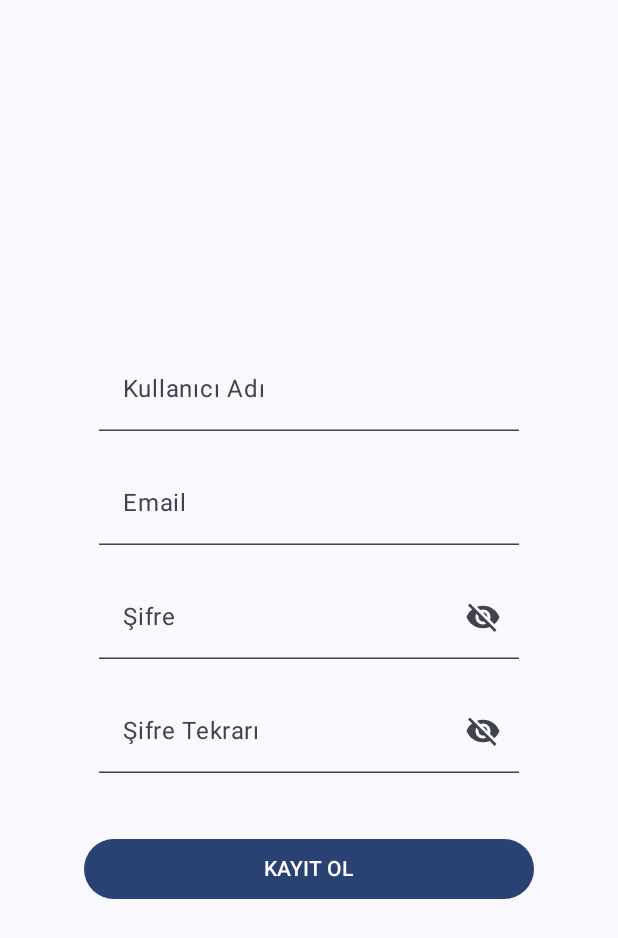
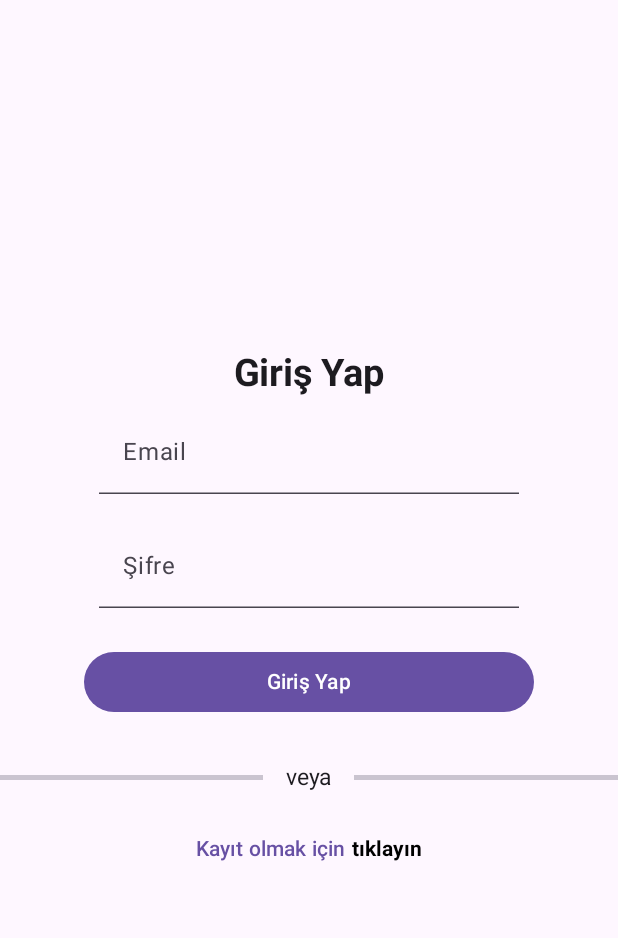
Before and after one commit to kubilaydirek/Job-Postings, an Android app built with Jetpack Compose: the screen it shows after launch (MainActivity), on a phone screen of 412 x 824 dp. Shown: the top 938 px of the screen. Run offline under Robolectric (Android 15) with nearby library versions, the phone set to English and light mode, and no system bars; our stand-ins replace Dagger/Hilt's generated code.

Commit message:
giriş sayfası eklendi

```diff
--- a/app/src/main/java/com/kolaysoft/jobpostings/MainActivity.kt
+++ b/app/src/main/java/com/kolaysoft/jobpostings/MainActivity.kt
@@ -3,44 +3,17 @@ package com.kolaysoft.jobpostings
 import android.os.Bundle
 import androidx.activity.ComponentActivity
 import androidx.activity.compose.setContent
-import androidx.compose.foundation.layout.fillMaxSize
-import androidx.compose.material3.MaterialTheme
-import androidx.compose.material3.Surface
-import androidx.compose.material3.Text
 import androidx.compose.runtime.Composable
-import androidx.compose.ui.Modifier
-import androidx.compose.ui.tooling.preview.Preview
-import com.kolaysoft.jobpostings.ui.screen.register.RegisterScene
-import com.kolaysoft.jobpostings.ui.theme.JobPostingsTheme
+import com.kolaysoft.jobpostings.ui.navigation.JobPostingNavigation
 import dagger.hilt.android.AndroidEntryPoint
+
 
 @AndroidEntryPoint
 class MainActivity : ComponentActivity() {
     override fun onCreate(savedInstanceState: Bundle?) {
         super.onCreate(savedInstanceState)
         setContent {
-            JobPostingsTheme {
-                // A surface container using the 'background' color from the theme
-                Surface(modifier = Modifier.fillMaxSize(), color = MaterialTheme.colorScheme.background) {
-                    RegisterScene(modifier = Modifier)
-                }
-            }
+            JobPostingNavigation()
         }
     }
 }
-
-@Composable
-fun Greeting(name: String, modifier: Modifier = Modifier) {
-    Text(
-        text = "Hello $name!",
-        modifier = modifier
-    )
-}
-
-@Preview(showBackground = true)
-@Composable
-fun GreetingPreview() {
-    JobPostingsTheme {
-        Greeting("Android")
-    }
-}
--- a/app/src/main/java/com/kolaysoft/jobpostings/data/model/register/ResponseErrorData.kt
+++ b/app/src/main/java/com/kolaysoft/jobpostings/data/model/ResponseErrorData.kt
@@ -1,4 +1,4 @@
-package com.kolaysoft.jobpostings.data.model.register
+package com.kolaysoft.jobpostings.data.model
 
 data class ApiErrorResponse(
     val error: ErrorDetail
--- /dev/null
+++ b/app/src/main/java/com/kolaysoft/jobpostings/data/model/login/LoginRequestData.kt
@@ -0,0 +1,6 @@
+package com.kolaysoft.jobpostings.data.model.login
+
+data class LoginRequestData(
+    val email: String,
+    val password: String,
+)
--- a/app/src/main/java/com/kolaysoft/jobpostings/data/repository/LoginRepository.kt
+++ b/app/src/main/java/com/kolaysoft/jobpostings/data/repository/LoginRepository.kt
@@ -1,5 +1,7 @@
 package com.kolaysoft.jobpostings.data.repository
 
+import com.kolaysoft.jobpostings.data.model.login.LoginRequestData
+import com.kolaysoft.jobpostings.data.model.login.LoginResponseData
 import com.kolaysoft.jobpostings.data.model.register.RegisterRequestData
 import com.kolaysoft.jobpostings.data.model.register.RegisterResponseData
 import retrofit2.Response
@@ -7,4 +9,6 @@ import retrofit2.Response
 interface LoginRepository {
 
     suspend fun register(registerData: RegisterRequestData): Response<RegisterResponseData>
+
+    suspend fun login(loginData: LoginRequestData): Response<LoginResponseData>
 }
--- a/app/src/main/java/com/kolaysoft/jobpostings/data/service/ApiService.kt
+++ b/app/src/main/java/com/kolaysoft/jobpostings/data/service/ApiService.kt
@@ -1,5 +1,7 @@
 package com.kolaysoft.jobpostings.data.service
 
+import com.kolaysoft.jobpostings.data.model.login.LoginRequestData
+import com.kolaysoft.jobpostings.data.model.login.LoginResponseData
 import com.kolaysoft.jobpostings.data.model.register.RegisterRequestData
 import com.kolaysoft.jobpostings.data.model.register.RegisterResponseData
 import com.kolaysoft.jobpostings.utils.AppUtils
@@ -12,4 +14,7 @@ interface ApiService {
     @POST("v1/accounts:signUp?key=${AppUtils.projectKey}")
     suspend fun register(@Body body: RegisterRequestData): Response<RegisterResponseData>
 
+    @POST("v1/accounts:signInWithPassword?key=${AppUtils.projectKey}")
+    suspend fun login(@Body body: LoginRequestData): Response<LoginResponseData>
+
 }
--- /dev/null
+++ b/app/src/main/java/com/kolaysoft/jobpostings/ui/components/JobButton.kt
@@ -0,0 +1,17 @@
+package com.kolaysoft.jobpostings.ui.components
+
+import androidx.compose.foundation.layout.width
+import androidx.compose.material3.Button
+import androidx.compose.material3.Text
+import androidx.compose.runtime.Composable
+import androidx.compose.ui.Modifier
+import androidx.compose.ui.unit.dp
+
+@Composable
+fun JobButton(modifier: Modifier, buttonText: String, onClick: () -> Unit) {
+    Button(modifier = modifier.width(300.dp), onClick = {
+        onClick.invoke()
+    }) {
+        Text(text = buttonText)
+    }
+}
--- a/app/src/main/java/com/kolaysoft/jobpostings/ui/components/JobTextField.kt
+++ b/app/src/main/java/com/kolaysoft/jobpostings/ui/components/JobTextField.kt
@@ -4,6 +4,7 @@ import androidx.compose.foundation.layout.Column
 import androidx.compose.foundation.layout.Spacer
 import androidx.compose.foundation.layout.height
 import androidx.compose.foundation.layout.padding
+import androidx.compose.foundation.text.KeyboardOptions
 import androidx.compose.material.icons.Icons
 import androidx.compose.material.icons.filled.Visibility
 import androidx.compose.material.icons.filled.VisibilityOff
@@ -23,6 +24,7 @@ import androidx.compose.ui.Alignment
 import androidx.compose.ui.Modifier
 import androidx.compose.ui.graphics.Color
 import androidx.compose.ui.text.TextStyle
+import androidx.compose.ui.text.input.KeyboardType
 import androidx.compose.ui.text.input.PasswordVisualTransformation
 import androidx.compose.ui.text.input.VisualTransformation
 import androidx.compose.ui.tooling.preview.Preview
@@ -35,7 +37,8 @@ fun JobTextField(
     isPassword: Boolean = false,
     modifier: Modifier,
     errorMsg: String = "Bu alan boş bırakılamaz",
-    showError: Boolean = false
+    showError: Boolean = false,
+    keyboardType: KeyboardType = KeyboardType.Text
 
 ) {
     var passwordVisible by rememberSaveable { mutableStateOf(true) }
@@ -60,8 +63,9 @@ fun JobTextField(
                 }
             },
             modifier = modifier.padding(10.dp),
+            keyboardOptions = KeyboardOptions(keyboardType = keyboardType)
 
-            )
+        )
         if (showError) {
             Spacer(modifier = modifier.height(10.dp))
             Text(text = errorMsg, style = TextStyle(color = Color.Red), modifier = modifier.padding(10.dp, 0.dp))
--- /dev/null
+++ b/app/src/main/java/com/kolaysoft/jobpostings/ui/navigation/JobPostingNavigation.kt
@@ -0,0 +1,28 @@
+package com.kolaysoft.jobpostings.ui.navigation
+
+import androidx.compose.runtime.Composable
+import androidx.compose.ui.Modifier
+import androidx.navigation.compose.NavHost
+import androidx.navigation.compose.composable
+import androidx.navigation.compose.rememberNavController
+import com.kolaysoft.jobpostings.ui.screen.home.HomeScene
+import com.kolaysoft.jobpostings.ui.screen.login.LoginScene
+import com.kolaysoft.jobpostings.ui.screen.register.RegisterScene
+
+@Composable
+fun JobPostingNavigation() {
+    val navController = rememberNavController()
+    val modifier = Modifier
+
+    NavHost(navController = navController, startDestination = NavigationEnum.LOGIN.name) {
+        composable(NavigationEnum.LOGIN.name) {
+            LoginScene(navController = navController, modifier = modifier)
+        }
+        composable(NavigationEnum.REGISTER.name) {
+            RegisterScene(modifier = modifier, navController)
+        }
+        composable(NavigationEnum.HOME.name) {
+            HomeScene()
+        }
+    }
+}
--- /dev/null
+++ b/app/src/main/java/com/kolaysoft/jobpostings/ui/navigation/NavigationEnum.kt
@@ -0,0 +1,5 @@
+package com.kolaysoft.jobpostings.ui.navigation
+
+enum class NavigationEnum {
+    REGISTER, LOGIN, HOME
+}
--- /dev/null
+++ b/app/src/main/java/com/kolaysoft/jobpostings/ui/screen/login/LoginScene.kt
@@ -0,0 +1,131 @@
+package com.kolaysoft.jobpostings.ui.screen.login
+
+import androidx.compose.foundation.layout.Arrangement
+import androidx.compose.foundation.layout.Column
+import androidx.compose.foundation.layout.Row
+import androidx.compose.foundation.layout.Spacer
+import androidx.compose.foundation.layout.fillMaxSize
+import androidx.compose.foundation.layout.height
+import androidx.compose.foundation.layout.imePadding
+import androidx.compose.foundation.layout.padding
+import androidx.compose.material3.Divider
+import androidx.compose.material3.Scaffold
+import androidx.compose.material3.SnackbarHost
+import androidx.compose.material3.SnackbarHostState
+import androidx.compose.material3.Text
+import androidx.compose.material3.TextButton
+import androidx.compose.runtime.Composable
+import androidx.compose.runtime.LaunchedEffect
+import androidx.compose.runtime.collectAsState
+import androidx.compose.runtime.mutableStateOf
+import androidx.compose.runtime.remember
+import androidx.compose.ui.Alignment
+import androidx.compose.ui.Modifier
+import androidx.compose.ui.graphics.Color
+import androidx.compose.ui.res.stringResource
+import androidx.compose.ui.text.TextStyle
+import androidx.compose.ui.text.font.FontWeight
+import androidx.compose.ui.unit.dp
+import androidx.compose.ui.unit.sp
+import androidx.hilt.navigation.compose.hiltViewModel
+import androidx.navigation.NavController
+import com.kolaysoft.jobpostings.R
+import com.kolaysoft.jobpostings.ui.components.JobButton
+import com.kolaysoft.jobpostings.ui.components.JobTextField
+import com.kolaysoft.jobpostings.ui.components.JopPageCircleProgressIndicator
+import com.kolaysoft.jobpostings.ui.navigation.NavigationEnum
+import com.kolaysoft.jobpostings.utils.Resource
+
+@Composable
+fun LoginScene(navController: NavController, modifier: Modifier) {
+    val viewModel: LoginViewModel = hiltViewModel()
+    val username = remember { mutableStateOf("") }
+    val password = remember { mutableStateOf("") }
+
+    val usernameError = remember { mutableStateOf(false) }
+    val passwordError = remember { mutableStateOf(false) }
+    val loginResult = viewModel.loginResult.collectAsState()
+    val snackbarHostState = remember { SnackbarHostState() }
+
+    LaunchedEffect(loginResult.value) {
+        if (loginResult.value is Resource.Error) {
+            snackbarHostState.showSnackbar(message = loginResult.value.message ?: "Giriş Yapılamadı")
+        } else if (loginResult.value is Resource.Success && loginResult.value.data?.idToken != "") {
+            navController.navigate(NavigationEnum.HOME.name) {
+                popUpTo(NavigationEnum.LOGIN.name) { inclusive = true }
+            }
+        }
+    }
+
+    Scaffold(
+        snackbarHost = { SnackbarHost(hostState = snackbarHostState) }, modifier = modifier.fillMaxSize()
+
+    ) { paddingValues ->
+        Column(
+            modifier = modifier
+                .padding(paddingValues)
+                .imePadding()
+                .fillMaxSize(),
+            horizontalAlignment = Alignment.CenterHorizontally,
+            verticalArrangement = Arrangement.Center
+        ) {
+            Text(
+                text = stringResource(R.string.giris_yap),
+                style = TextStyle(fontSize = 25.sp, fontWeight = FontWeight.Bold)
+            )
+            JobTextField(
+                fieldValue = username,
+                labelText = stringResource(id = R.string.email),
+                modifier = modifier,
+                showError = usernameError.value
+            )
+            JobTextField(
+                fieldValue = password,
+                labelText = stringResource(id = R.string.sifre),
+                modifier = modifier,
+                showError = passwordError.value
+            )
+            Spacer(modifier = modifier.height(15.dp))
+            JobButton(modifier = modifier, buttonText = stringResource(R.string.giris_yap)) {
+                usernameError.value = username.value.isEmpty()
+                passwordError.value = password.value.isEmpty()
+
+                if (username.value.isNotEmpty() && password.value.isNotEmpty()) {
+                    viewModel.login(email = username.value, password = password.value)
+                }
+            }
+            Spacer(modifier = modifier.height(15.dp))
+            Row(horizontalArrangement = Arrangement.SpaceBetween, verticalAlignment = Alignment.CenterVertically) {
+                Divider(
+                    modifier = modifier
+                        .height(3.dp)
+                        .weight(0.3f)
+                )
+                Text(
+                    text = stringResource(R.string.veya),
+                    modifier = modifier.padding(15.dp),
+                    style = TextStyle(fontSize = 15.sp)
+                )
+                Divider(
+                    modifier = modifier
+                        .height(3.dp)
+                        .weight(0.3f)
+                )
+            }
+            TextButton(onClick = { navController.navigate(NavigationEnum.REGISTER.name) }) {
+                Row(verticalAlignment = Alignment.CenterVertically) {
+                    Text(text = stringResource(R.string.kayit_olmak_icin))
+                    Text(
+                        text = stringResource(R.string.tiklayin),
+                        style = TextStyle(fontWeight = FontWeight.Bold, color = Color.Black)
+                    )
+                }
+
+            }
+        }
+
+        if (loginResult.value is Resource.Loading) {
+            JopPageCircleProgressIndicator()
+        }
+    }
+}
--- /dev/null
+++ b/app/src/main/java/com/kolaysoft/jobpostings/ui/screen/login/LoginViewModel.kt
@@ -0,0 +1,36 @@
+package com.kolaysoft.jobpostings.ui.screen.login
+
+import androidx.lifecycle.ViewModel
+import androidx.lifecycle.viewModelScope
+import com.kolaysoft.jobpostings.data.RepositoryImp.LoginRepositoryImp
+import com.kolaysoft.jobpostings.data.model.login.LoginRequestData
+import com.kolaysoft.jobpostings.data.model.login.LoginResponseData
+import com.kolaysoft.jobpostings.utils.Resource
+import dagger.hilt.android.lifecycle.HiltViewModel
+import kotlinx.coroutines.flow.MutableStateFlow
+import kotlinx.coroutines.flow.asStateFlow
+import kotlinx.coroutines.launch
+import javax.inject.Inject
+
+@HiltViewModel
+class LoginViewModel @Inject constructor(private val repository: LoginRepositoryImp) : ViewModel() {
+    private val _loginResult = MutableStateFlow<Resource<LoginResponseData>>(Resource.Empty())
+    val loginResult = _loginResult.asStateFlow()
+
+    fun login(email: String, password: String) {
+        viewModelScope.launch {
+            try {
+                _loginResult.value = Resource.Loading()
+                val result = repository.login(LoginRequestData(email = email, password = password))
+                if (result.code() == 200) {
+                    _loginResult.value = Resource.Success(result.body())
+                } else {
+                    _loginResult.value = Resource.Error("Kullanıcı adı veya şifre hatalı")
+                }
+            } catch (e: Exception) {
+                _loginResult.value = Resource.Error("Beklenmedik bir hata oluştu")
+
+            }
+        }
+    }
+}
--- a/app/src/main/java/com/kolaysoft/jobpostings/ui/screen/register/RegisterScene.kt
+++ b/app/src/main/java/com/kolaysoft/jobpostings/ui/screen/register/RegisterScene.kt
@@ -3,14 +3,13 @@ package com.kolaysoft.jobpostings.ui.screen.register
 import androidx.compose.foundation.layout.Arrangement
 import androidx.compose.foundation.layout.Column
 import androidx.compose.foundation.layout.Spacer
-import androidx.compose.foundation.layout.fillMaxHeight
 import androidx.compose.foundation.layout.fillMaxSize
-import androidx.compose.foundation.layout.fillMaxWidth
 import androidx.compose.foundation.layout.height
 import androidx.compose.foundation.layout.imePadding
 import androidx.compose.foundation.layout.padding
 import androidx.compose.foundation.layout.width
 import androidx.compose.material3.Button
+import androidx.compose.material3.CircularProgressIndicator
 import androidx.compose.material3.Scaffold
 import androidx.compose.material3.SnackbarHost
 import androidx.compose.material3.SnackbarHostState
@@ -22,26 +21,27 @@ import androidx.compose.runtime.mutableStateOf
 import androidx.compose.runtime.remember
 import androidx.compose.ui.Alignment
 import androidx.compose.ui.Modifier
+import androidx.compose.ui.graphics.Color
 import androidx.compose.ui.res.stringResource
+import androidx.compose.ui.text.input.KeyboardType
 import androidx.compose.ui.unit.dp
 import androidx.hilt.navigation.compose.hiltViewModel
+import androidx.navigation.NavController
 import com.kolaysoft.jobpostings.R
 import com.kolaysoft.jobpostings.ui.components.JobTextField
 import com.kolaysoft.jobpostings.ui.components.JopPageCircleProgressIndicator
 import com.kolaysoft.jobpostings.utils.Resource
 
 @Composable
-fun RegisterScene(modifier: Modifier) {
+fun RegisterScene(modifier: Modifier, navController: NavController) {
     val registerViewModel: RegisterViewModel = hiltViewModel()
     val username = remember { mutableStateOf("") }
     val email = remember { mutableStateOf("") }
     val password = remember { mutableStateOf("") }
-    val passwordRetry = remember { mutableStateOf("") }
 
     val usernameError = remember { mutableStateOf(false) }
     val emailError = remember { mutableStateOf(false) }
     val passwordError = remember { mutableStateOf(false) }
-    val passwordRetryError = remember { mutableStateOf(false) }
 
     val snackbarHostState = remember { SnackbarHostState() }
 
@@ -53,6 +53,8 @@ fun RegisterScene(modifier: Modifier) {
             snackbarHostState.showSnackbar(
                 message = registerUiState.value.message ?: "Beklenmedik bir hata oluştu"
             )
+        } else if (registerUiState.value is Resource.Success && registerUiState.value.data?.idToken != "") {
+            navController.popBackStack()
         }
     }
 
@@ -77,7 +79,8 @@ fun RegisterScene(modifier: Modifier) {
                 fieldValue = email,
                 labelText = stringResource(R.string.email),
                 modifier = modifier,
-                showError = emailError.value
+                showError = emailError.value,
+                keyboardType = KeyboardType.Email
             )
             JobTextField(
                 fieldValue = password,
@@ -85,13 +88,6 @@ fun RegisterScene(modifier: Modifier) {
                 isPassword = true,
                 modifier = modifier,
                 showError = passwordError.value
-            )
-            JobTextField(
-                fieldValue = passwordRetry,
-                labelText = stringResource(R.string.sifre_tekrari),
-                isPassword = true,
-                modifier = modifier,
-                showError = passwordRetryError.value
             )
             Spacer(modifier = modifier.height(30.dp))
             Button(modifier = modifier.width(300.dp), onClick = {
--- a/app/src/main/res/values/strings.xml
+++ b/app/src/main/res/values/strings.xml
@@ -5,4 +5,9 @@
     <string name="sifre">Şifre</string>
     <string name="sifre_tekrari">Şifre Tekrarı</string>
     <string name="kayit_ol">KAYIT OL</string>
+    <string name="giris_yap">Giriş Yap</string>
+    <string name="veya">veya</string>
+    <string name="kayit_olmak_icin">"Kayıt olmak için "</string>
+    <string name="tiklayin">tıklayın</string>
+
 </resources>
```
Also changed, not shown: app/src/main/java/com/kolaysoft/jobpostings/data/RepositoryImp/LoginRepositoryImp.kt (+18 -2 lines), app/src/main/java/com/kolaysoft/jobpostings/data/model/login/LoginResponseData.kt (added, +12 -0 lines), app/src/main/java/com/kolaysoft/jobpostings/ui/screen/home/HomeScene.kt (added, +20 -0 lines), app/src/main/java/com/kolaysoft/jobpostings/ui/screen/register/RegisterViewModel.kt (+7 -2 lines).
